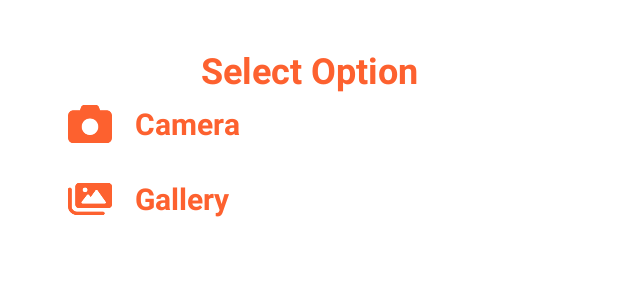
After one commit to v-magiri/FindFruit, an Android app: the layout image_picker_bottomsheet.xml on its own in the app's theme, with its tools: preview values and no code run, on a phone screen of 412 x 824 dp. The commit adds this screen. Shown: the top 300 px of the screen. Run offline under Robolectric (Android 15) with nearby library versions, the phone set to English and light mode, and no system bars.

Commit message:
Made Modifications

```diff
--- a/app/src/main/AndroidManifest.xml
+++ b/app/src/main/AndroidManifest.xml
@@ -17,6 +17,7 @@
         tools:targetApi="31">
         <activity
             android:name=".SplashScreen"
+            android:theme="@style/splash_screen"
             android:exported="true">
             <intent-filter>
                 <action android:name="android.intent.action.MAIN" />
--- a/app/src/main/java/com/magiri/FindFruit/Image_Analysis.java
+++ b/app/src/main/java/com/magiri/FindFruit/Image_Analysis.java
@@ -15,22 +15,32 @@ import android.graphics.PorterDuff;
 import android.net.Uri;
 import android.os.Bundle;
 import android.provider.MediaStore;
+import android.speech.tts.TextToSpeech;
 import android.view.Gravity;
+import android.view.LayoutInflater;
 import android.view.View;
 import android.widget.Button;
 import android.widget.ImageView;
+import android.widget.RelativeLayout;
 import android.widget.TextView;
 import android.widget.Toast;
 
+import com.google.android.material.bottomsheet.BottomSheetDialog;
+
 import java.io.IOException;
+import java.util.Locale;
 
 public class Image_Analysis extends AppCompatActivity {
     private ImageView FruitImageView;
     private static final int MY_PERMISSIONS_REQUEST_CAMERA = 23;
     private static final int CAMERA_REQUEST = 24;
     private static final int Image_Pick_Code=101;
+    TextToSpeech textToSpeech;
     Uri filePath;
     private ImageView galleryImageView, cameraImageView,backImageView;
+    private TextView fruitNameTxt;
+    private ImageView speakImageView;
+    private Button SelectPhotoBtn;
     @Override
     protected void onCreate(Bundle savedInstanceState) {
         super.onCreate(savedInstanceState);
@@ -39,13 +49,41 @@ public class Image_Analysis extends AppCompatActivity {
         galleryImageView=findViewById(R.id.galleryImageView);
         cameraImageView=findViewById(R.id.cameraImageView);
         backImageView=findViewById(R.id.backBtn );
+        SelectPhotoBtn=findViewById(R.id.optionsBtn);
+        speakImageView=findViewById(R.id.speakerImageView);
+        fruitNameTxt=findViewById(R.id.result);
+        textToSpeech = new TextToSpeech(getApplicationContext(), new TextToSpeech.OnInitListener() {
+            @Override
+            public void onInit(int i) {
+
+                // if No error is found then only it will run
+                if(i!=TextToSpeech.ERROR){
+                    // To Choose language of speech
+                    textToSpeech.setLanguage(Locale.US);
+                }
+            }
+        });
+        // create an object textToSpeech and adding features into it
+        getData();
+
+        speakImageView.setOnClickListener(new View.OnClickListener() {
+            @Override
+            public void onClick(View v) {
+                textToSpeech.speak(fruitNameTxt.getText().toString(),TextToSpeech.QUEUE_ADD,null);
+            }
+        });
+//        SelectPhotoBtn.setOnClickListener(new View.OnClickListener() {
+//            @Override
+//            public void onClick(View v) {
+//                displayBottomSheet();
+//            }
+//        });
         backImageView.setOnClickListener(new View.OnClickListener() {
             @Override
             public void onClick(View v) {
                 finish();
             }
         });
-        getData();
         galleryImageView.setOnClickListener(new View.OnClickListener() {
             @Override
             public void onClick(View v) {
@@ -120,13 +158,48 @@ public class Image_Analysis extends AppCompatActivity {
     }
 
     private void displayImage(Bitmap FruitImageBitmap) {
-        displayBottomSheet();
+//        displayBottomSheet();
         FruitImageView.setImageBitmap(FruitImageBitmap);
     }
 
-    private void displayBottomSheet() {
-
-    }
+//    private void displayBottomSheet() {
+//        final BottomSheetDialog bottomSheetDialog=new BottomSheetDialog(Image_Analysis.this,R.style.BottomSheetDialogTheme);
+//        View BottomSheetView= LayoutInflater.from(Image_Analysis.this).inflate(R.layout.image_picker_bottomsheet,(RelativeLayout)findViewById(R.id.OptionBottomSheet));
+//        bottomSheetDialog.setContentView(BottomSheetView);
+//        bottomSheetDialog.show();
+//        BottomSheetView.findViewById(R.id.camera).setOnClickListener(new View.OnClickListener() {
+//            @Override
+//            public void onClick(View v) {
+//                if (ContextCompat.checkSelfPermission(getApplicationContext(), Manifest.permission.CAMERA) != PackageManager.PERMISSION_GRANTED) {
+//                    Toast toast=Toast.makeText(getApplicationContext(),"Allow Camera Permissions Please",Toast.LENGTH_SHORT);
+//                    View view=toast.getView();
+//                    view.getBackground().setColorFilter(Color.parseColor("#949494"), PorterDuff.Mode.SRC_IN);
+//                    TextView text=view.findViewById(android.R.id.message);
+//                    text.setTextColor(Color.parseColor("#FFFFFF"));
+//                    text.setTextSize(16);
+//                    toast.setGravity(Gravity.CENTER,0,0);
+//                    toast.show();
+//                    ActivityCompat.requestPermissions(Image_Analysis.this,  new String[]{Manifest.permission.CAMERA}, MY_PERMISSIONS_REQUEST_CAMERA);
+//
+//                } else {
+//                    Intent intent = new Intent(MediaStore.ACTION_IMAGE_CAPTURE);
+//                    startActivityForResult(intent , CAMERA_REQUEST);
+//                    bottomSheetDialog.dismiss();
+//                }
+//            }
+//        });
+//        BottomSheetView.findViewById(R.id.gallery).setOnClickListener(new View.OnClickListener() {
+//            @Override
+//            public void onClick(View v) {
+//                if(ContextCompat.checkSelfPermission(Image_Analysis.this, Manifest.permission.READ_EXTERNAL_STORAGE) != PackageManager.PERMISSION_GRANTED){
+//                    ActivityCompat.requestPermissions(Image_Analysis.this,new String[]{Manifest.permission.READ_EXTERNAL_STORAGE},12);
+//                }else{
+//                    SelectImage();
+//                    bottomSheetDialog.dismiss();
+//                }
+//            }
+//        });
+//    }
 
     private void getData() {
         Bitmap FruitImageBitmap =
@@ -134,6 +207,7 @@ public class Image_Analysis extends AppCompatActivity {
                         decodeByteArray(getIntent().
                         getByteArrayExtra("FruitImage"), 0, getIntent().getByteArrayExtra("FruitImage").length);
         FruitImageView.setImageBitmap(FruitImageBitmap);
+        textToSpeech.speak(fruitNameTxt.getText().toString(),TextToSpeech.QUEUE_ADD,null);
 
     }
 }
--- /dev/null
+++ b/app/src/main/res/drawable/splash_screen.xml
@@ -0,0 +1,4 @@
+<?xml version="1.0" encoding="utf-8"?>
+<layer-list xmlns:android="http://schemas.android.com/apk/res/android">
+    <item android:drawable="@drawable/find_fruit_bg"/>
+</layer-list>
--- a/app/src/main/res/layout/activity_image_analysis.xml
+++ b/app/src/main/res/layout/activity_image_analysis.xml
@@ -34,8 +34,9 @@
         android:layout_height="wrap_content"
         android:layout_marginHorizontal="50dp"
         android:layout_marginVertical="50dp"
+        android:text="Select Photo"
         android:visibility="gone"
-        android:text="Select Photo"
+        android:id="@+id/optionsBtn"
         android:layout_below="@+id/FruitImg"
         android:background="@drawable/dashboard_button"/>
     <RelativeLayout
--- a/app/src/main/res/layout/bottomsheet_dialog.xml
+++ b/app/src/main/res/layout/bottomsheet_dialog.xml
@@ -33,6 +33,7 @@
             android:text="Read more"
             android:textColor="@color/white"
             android:layout_centerVertical="true"
+            android:visibility="gone"
             android:textSize="20sp"
             android:background="@drawable/readmore_bg"
             android:layout_alignParentEnd="true"/>
@@ -41,8 +42,12 @@
             android:layout_height="30dp"
             android:src="@drawable/ic_speaker"
             android:layout_centerVertical="true"
+            android:id="@+id/speakerImageView"
             android:layout_marginLeft="50dp"
             android:layout_alignParentStart="true"/>
     </RelativeLayout>
 
+<!--    HCIFindFruit-->
+
+
 </RelativeLayout>
--- /dev/null
+++ b/app/src/main/res/layout/image_picker_bottomsheet.xml
@@ -0,0 +1,66 @@
+<?xml version="1.0" encoding="utf-8"?>
+<RelativeLayout xmlns:android="http://schemas.android.com/apk/res/android"
+    android:layout_width="match_parent"
+    android:id="@+id/OptionBottomSheet"
+    android:background="@color/white"
+    android:padding="20dp"
+    android:layout_height="match_parent">
+        <TextView
+            android:layout_width="match_parent"
+            android:layout_height="wrap_content"
+            android:text="Select Option"
+            android:textColor="@color/orange"
+            android:textAlignment="center"
+            android:id="@+id/title"
+            android:textStyle="bold"
+            android:layout_marginTop="10dp"
+            android:textSize="24sp"/>
+        <LinearLayout
+            android:layout_width="match_parent"
+            android:layout_height="wrap_content"
+            android:orientation="horizontal"
+            android:layout_marginHorizontal="20dp"
+            android:layout_below="@+id/title"
+            android:id="@+id/camera">
+            <ImageView
+                android:layout_width="40dp"
+                android:layout_height="40dp"
+                android:src="@drawable/ic_camera_image"
+                android:id="@+id/cameraOption"
+                android:padding="5dp"/>
+            <TextView
+                android:layout_width="match_parent"
+                android:layout_height="wrap_content"
+                android:text="Camera"
+                android:layout_gravity="center_vertical"
+                android:textSize="20sp"
+                android:textStyle="bold"
+                android:textColor="@color/orange"
+                android:layout_marginLeft="10dp"/>
+    </LinearLayout>
+    <LinearLayout
+        android:layout_width="match_parent"
+        android:layout_height="wrap_content"
+        android:orientation="horizontal"
+        android:layout_marginVertical="10dp"
+        android:layout_marginHorizontal="20dp"
+        android:layout_below="@+id/camera"
+        android:id="@+id/gallery">
+        <ImageView
+            android:layout_width="40dp"
+            android:layout_height="40dp"
+            android:src="@drawable/pick_image"
+            android:id="@+id/galleryOption"
+            android:padding="5dp"/>
+        <TextView
+            android:layout_width="match_parent"
+            android:layout_height="wrap_content"
+            android:text="Gallery"
+            android:layout_gravity="center_vertical"
+            android:textSize="20sp"
+            android:textStyle="bold"
+            android:textColor="@color/orange"
+            android:layout_marginLeft="10dp"/>
+    </LinearLayout>
+
+</RelativeLayout>
--- a/app/src/main/res/values/themes.xml
+++ b/app/src/main/res/values/themes.xml
@@ -13,4 +13,15 @@
         <item name="android:statusBarColor" tools:targetApi="l">?attr/colorPrimaryVariant</item>
         <!-- Customize your theme here. -->
     </style>
+    <style name="BottomSheetDialogTheme" parent="Theme.Design.Light.BottomSheetDialog">
+        <item name="bottomSheetStyle">@style/BottomSheetStyle</item>
+    </style>
+    <style name="splash_screen" parent="Theme.MaterialComponents.Light.NoActionBar">
+        <item name="android:windowBackground">@drawable/splash_screen</item>
+        <item name="android:statusBarColor">@color/orange</item>
+    </style>
+
+    <style name="BottomSheetStyle" parent="Widget.Design.BottomSheet.Modal">
+        <item name="android:background">@android:color/transparent</item>
+    </style>
 </resources>
```
